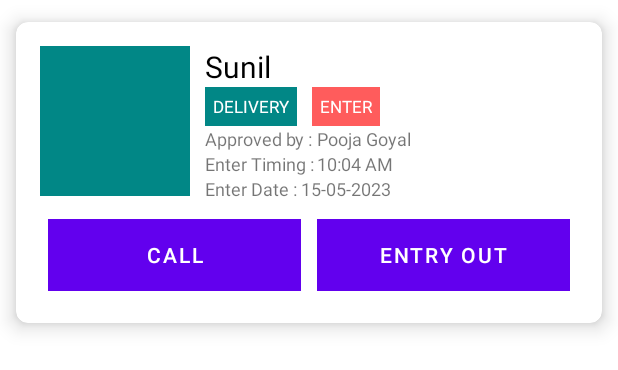
After one commit to kuldeep23/Admin, an Android app: the layout all_visitor_singlerow_design.xml on its own in the app's theme, with its tools: preview values and no code run, on a phone screen of 412 x 824 dp. The commit adds this screen. Shown: the top 370 px of the screen. Run offline under Robolectric (Android 15) with nearby library versions, the phone set to English and light mode, and no system bars.

Commit message:
Visitor Out List - 3

```diff
--- a/app/build.gradle
+++ b/app/build.gradle
@@ -43,4 +43,5 @@ dependencies {
     implementation 'com.squareup.retrofit2:converter-gson:2.9.0'
     implementation 'com.squareup.retrofit2:converter-scalars:2.5.0'
     implementation 'com.github.dhaval2404:imagepicker:2.1'
+    implementation 'com.github.bumptech.glide:glide:4.14.2'
 }
--- a/app/src/main/AndroidManifest.xml
+++ b/app/src/main/AndroidManifest.xml
@@ -17,6 +17,9 @@
         android:supportsRtl="true"
         android:theme="@style/Theme.Admin"
         tools:targetApi="31">
+        <activity
+            android:name=".visitors.All_Visitor_List"
+            android:exported="false" />
         <activity
             android:name=".visitors.MainActivity"
             android:exported="false" />
--- a/app/src/main/res/layout/activity_dashboard.xml
+++ b/app/src/main/res/layout/activity_dashboard.xml
@@ -76,7 +76,7 @@
                 <androidx.cardview.widget.CardView
                     android:layout_width="120dp"
                     android:layout_height="120dp"
-                    android:id="@+id/domestic"
+                    android:id="@+id/visitorout"
                     android:layout_margin="5dp"
                     app:cardCornerRadius="20dp"
                     app:cardElevation="8dp"
--- /dev/null
+++ b/app/src/main/res/layout/all_visitor_singlerow_design.xml
@@ -0,0 +1,161 @@
+<?xml version="1.0" encoding="utf-8"?>
+<androidx.cardview.widget.CardView xmlns:android="http://schemas.android.com/apk/res/android"
+    xmlns:app="http://schemas.android.com/apk/res-auto"
+    android:orientation="vertical"
+    android:layout_width="match_parent"
+    android:layout_height="wrap_content"
+    app:cardCornerRadius="8dp"
+    android:id="@+id/eachCardView"
+    app:cardElevation="8dp"
+    android:clickable="true"
+    android:foreground="?android:attr/selectableItemBackground"
+    app:cardUseCompatPadding="true">
+
+    <RelativeLayout
+        android:layout_width="match_parent"
+        android:layout_height="wrap_content"
+        android:padding="16dp">
+
+        <ImageView
+            android:layout_width="100dp"
+            android:layout_height="100dp"
+            android:src="@color/teal_700"
+            android:id="@+id/vistor_image"/>
+
+        <TextView
+            android:layout_width="wrap_content"
+            android:layout_height="wrap_content"
+            android:text="Sunil"
+            android:textSize="20dp"
+            android:layout_toRightOf="@+id/vistor_image"
+            android:layout_marginLeft="10dp"
+            android:textColor="#000"
+            android:id="@+id/vistor_name"/>
+
+
+        <TextView
+            android:layout_width="wrap_content"
+            android:layout_height="wrap_content"
+            android:text="DELIVERY"
+            android:padding="5dp"
+            android:textSize="11dp"
+            android:background="@color/teal_700"
+            android:textColor="#FFFF"
+            android:layout_marginLeft="10dp"
+            android:layout_toRightOf="@+id/vistor_image"
+            android:layout_below="@+id/vistor_name"
+            android:id="@+id/visitor_type"/>
+
+        <TextView
+            android:layout_width="wrap_content"
+            android:layout_height="wrap_content"
+            android:text="ENTER"
+            android:padding="5dp"
+            android:textSize="11dp"
+            android:background="#FF5C5C"
+            android:textColor="#FFFF"
+            android:layout_toRightOf="@+id/visitor_type"
+            android:layout_below="@+id/vistor_name"
+            android:layout_marginLeft="10dp"
+            android:id="@+id/vistor_status"/>
+
+        <TextView
+            android:layout_width="wrap_content"
+            android:layout_height="wrap_content"
+            android:text="Approved by : "
+            android:textSize="12dp"
+            android:layout_marginLeft="10dp"
+            android:layout_toRightOf="@+id/vistor_image"
+            android:layout_below="@+id/visitor_type"
+            android:id="@+id/t5"/>
+
+        <TextView
+            android:id="@+id/vistor_approved_by"
+            android:layout_width="wrap_content"
+            android:layout_height="wrap_content"
+            android:layout_below="@+id/visitor_type"
+            android:layout_toRightOf="@+id/t5"
+            android:text="Pooja Goyal "
+            android:textSize="12dp" />
+
+        <TextView
+            android:layout_width="wrap_content"
+            android:layout_height="wrap_content"
+            android:text="Enter Timing : "
+            android:textSize="12dp"
+            android:layout_marginLeft="10dp"
+            android:layout_toRightOf="@+id/vistor_image"
+            android:layout_below="@+id/t5"
+            android:id="@+id/t7"/>
+
+        <TextView
+            android:layout_width="wrap_content"
+            android:layout_height="wrap_content"
+            android:text="10:04 AM"
+            android:textSize="12dp"
+            android:layout_toRightOf="@+id/t5"
+            android:layout_below="@+id/t5"
+            android:id="@+id/vistor_enter_time"/>
+
+        <TextView
+            android:layout_width="wrap_content"
+            android:layout_height="wrap_content"
+            android:text="Enter Date : "
+            android:textSize="12dp"
+            android:layout_marginLeft="10dp"
+            android:layout_toRightOf="@+id/vistor_image"
+            android:layout_below="@+id/t7"
+            android:id="@+id/t8"/>
+        <TextView
+            android:layout_width="wrap_content"
+            android:layout_height="wrap_content"
+            android:text="15-05-2023"
+            android:textSize="12dp"
+            android:layout_toRightOf="@+id/t8"
+            android:layout_below="@+id/vistor_enter_time"
+            android:id="@+id/vistor_enter_date"/>
+
+
+        <LinearLayout
+            android:layout_width="match_parent"
+            android:layout_height="wrap_content"
+            android:orientation="horizontal"
+            android:baselineAligned="false"
+            android:layout_marginTop="10dp"
+            android:layout_below="@+id/vistor_image">
+            <RelativeLayout
+                android:layout_width="0dp"
+                android:layout_height="wrap_content"
+                android:layout_weight="1"
+                android:padding="5dp">
+
+                <Button
+                    android:layout_width="match_parent"
+                    android:layout_height="wrap_content"
+                    android:text="Call"
+                    android:background="#FF5C5C"
+                    android:textColor="#FFF"
+                    android:id="@+id/visitor_call"/>
+
+
+            </RelativeLayout>
+            <RelativeLayout
+                android:layout_width="0dp"
+                android:layout_height="wrap_content"
+                android:layout_weight="1"
+                android:padding="5dp">
+
+                <Button
+                    android:layout_width="match_parent"
+                    android:layout_height="wrap_content"
+                    android:text="Entry Out"
+                    android:background="#FF5C5C"
+                    android:textColor="#FFF"
+                    android:id="@+id/vistor_out"/>
+            </RelativeLayout>
+        </LinearLayout>
+
+    </RelativeLayout>
+
+
+</androidx.cardview.widget.CardView>
```
Also changed, not shown: app/src/main/java/com/example/admin/Dashboard.java (+10 -2 lines), app/src/main/java/com/example/admin/api/APISet.java (+8 -0 lines), app/src/main/java/com/example/admin/visitors/All_Visitor_List.java (added, +67 -0 lines), app/src/main/java/com/example/admin/visitors/adapter/AllVisitorList_Adapter.java (added, +73 -0 lines), app/src/main/java/com/example/admin/visitors/model/AllVisitorListModel.java (+79 -0 lines), app/src/main/res/anim/anim_four.xml (added, +13 -0 lines), app/src/main/res/anim/anim_one.xml (added, +11 -0 lines), app/src/main/res/anim/anim_three.xml (added, +13 -0 lines), app/src/main/res/anim/anim_two.xml (added, +11 -0 lines), app/src/main/res/layout/activity_all_visitor_list.xml (added, +14 -0 lines).
